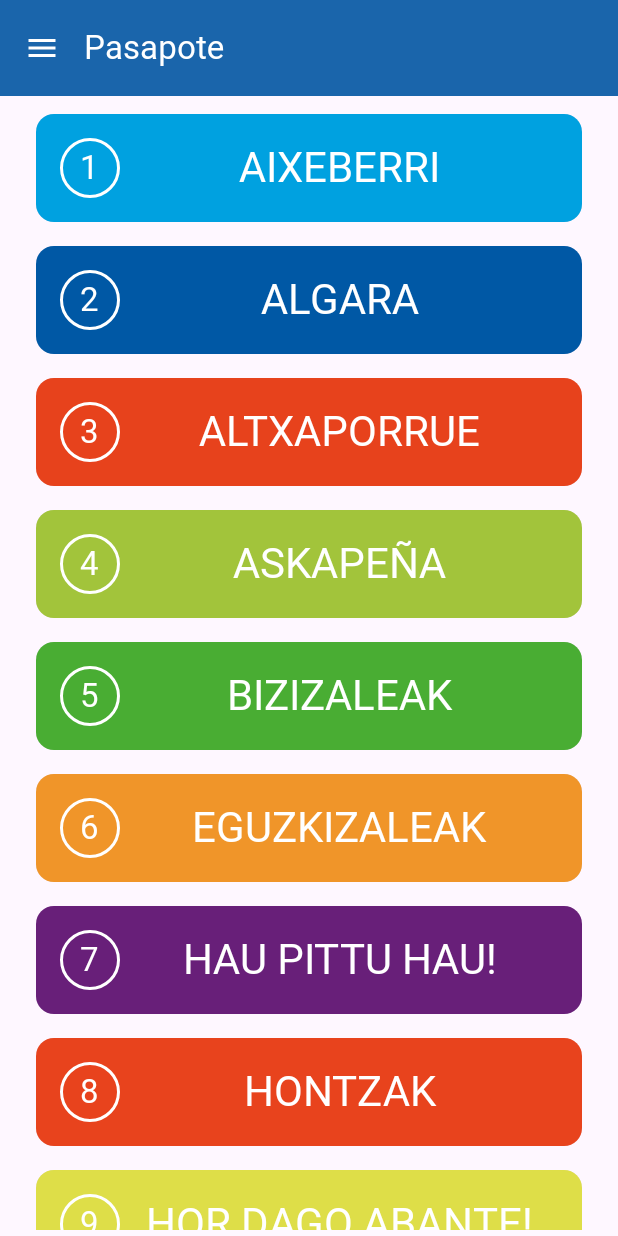
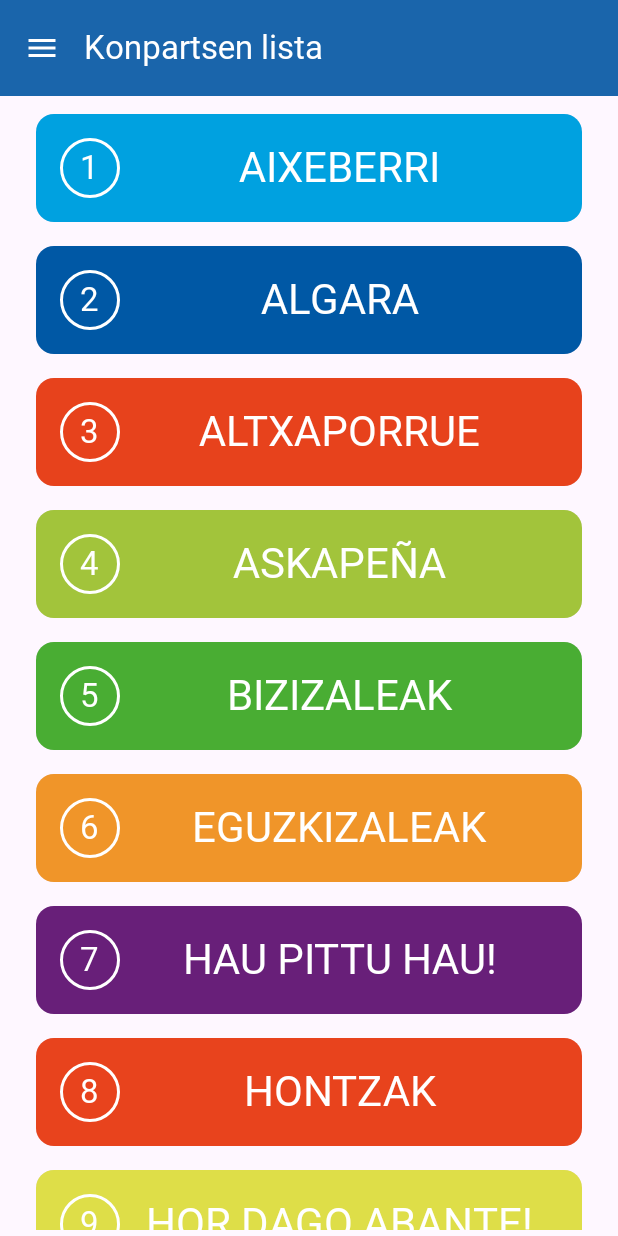
Before and after one commit to anderpri-dev/Pasapote, an Android app built with Jetpack Compose: the KonpartsaListaScreen screen opened through its navigation route, on a phone screen of 412 x 824 dp. Run offline under Robolectric (Android 15) with nearby library versions, the light colour scheme and no system bars; our stand-ins replace Dagger/Hilt's generated code, Room's generated code; pictures from the network do not load; Roboto replaces fonts that are not available here.

Commit message:
Drawerreko titulua aldatzeko, state bat sortu dut eta state hori kudeatzeko viewmodela

```diff
--- a/app/src/main/java/com/anderpri/pasapote/ui/screens/AppDrawer.kt
+++ b/app/src/main/java/com/anderpri/pasapote/ui/screens/AppDrawer.kt
@@ -30,10 +30,7 @@ import androidx.compose.material3.TopAppBarDefaults
 import androidx.compose.material3.rememberDrawerState
 import androidx.compose.runtime.Composable
 import androidx.compose.runtime.getValue
-import androidx.compose.runtime.mutableIntStateOf
 import androidx.compose.runtime.rememberCoroutineScope
-import androidx.compose.runtime.saveable.rememberSaveable
-import androidx.compose.runtime.setValue
 import androidx.compose.ui.Alignment
 import androidx.compose.ui.Modifier
 import androidx.compose.ui.draw.clip
@@ -41,12 +38,15 @@ import androidx.compose.ui.platform.LocalContext
 import androidx.compose.ui.res.painterResource
 import androidx.compose.ui.res.stringResource
 import androidx.compose.ui.unit.dp
+import androidx.hilt.navigation.compose.hiltViewModel
 import androidx.navigation.NavHostController
 import coil3.compose.AsyncImage
 import coil3.request.ImageRequest
 import coil3.request.transformations
 import coil3.transform.RoundedCornersTransformation
 import com.anderpri.pasapote.R
+import com.anderpri.pasapote.ui.state.DrawerTitleState
+import com.anderpri.pasapote.ui.viewmodel.DrawerTitleViewModel
 import kotlinx.coroutines.Job
 import kotlinx.coroutines.launch
 
@@ -54,6 +54,7 @@ import kotlinx.coroutines.launch
 @Composable
 fun AppDrawer(
     navController: NavHostController,
+    drawerTitleState: DrawerTitleState = hiltViewModel<DrawerTitleViewModel>().drawerTitleState,
     content: @Composable (PaddingValues) -> Unit
 ) {
     val drawerState = rememberDrawerState(initialValue = DrawerValue.Closed)
@@ -63,7 +64,7 @@ fun AppDrawer(
         scope.launch { drawerState.close() }
     }
 
-    var titleResId by rememberSaveable { mutableIntStateOf(R.string.app_name) }
+    val titleResId by drawerTitleState.title
 
     ModalNavigationDrawer(
         drawerContent = {
@@ -126,7 +127,6 @@ fun AppDrawer(
                         onClickItem(
                             navController = navController,
                             route = "home",
-                            setTitle = { titleResId = R.string.pasapotea },
                             closeDrawer = { scope.launch { if (drawerState.isOpen) drawerState.close() } }
                         )
                     }
@@ -146,7 +146,6 @@ fun AppDrawer(
                         onClickItem(
                             navController = navController,
                             route = "map",
-                            setTitle = { titleResId = R.string.mapa },
                             closeDrawer = { scope.launch { if (drawerState.isOpen) drawerState.close() } }
                         )
                     }
@@ -162,7 +161,6 @@ fun AppDrawer(
                         onClickItem(
                             navController = navController,
                             route = "list",
-                            setTitle = { titleResId = R.string.konpartsen_lista },
                             closeDrawer = { scope.launch { if (drawerState.isOpen) drawerState.close() } }
                         )
                     }
@@ -182,7 +180,6 @@ fun AppDrawer(
                         onClickItem(
                             navController = navController,
                             route = "settings",
-                            setTitle = { titleResId = R.string.ezarpenak },
                             closeDrawer = { scope.launch { if (drawerState.isOpen) drawerState.close() }}
                         )
                     }
@@ -256,12 +253,11 @@ fun CustomDrawerItem(
     )
 }
 
-fun onClickItem(navController: NavHostController, route: String, setTitle: () -> Unit, closeDrawer: () -> Job) {
+fun onClickItem(navController: NavHostController, route: String, closeDrawer: () -> Job) {
     navController.navigate(route) {
         popUpTo("home") { inclusive = route == "home" }
         launchSingleTop = true
         restoreState = true
     }
-    setTitle()
     closeDrawer()
 }
--- a/app/src/main/java/com/anderpri/pasapote/ui/screens/KonpartsaCarousel.kt
+++ b/app/src/main/java/com/anderpri/pasapote/ui/screens/KonpartsaCarousel.kt
@@ -28,9 +28,11 @@ import androidx.compose.ui.graphics.Color
 import androidx.compose.ui.platform.LocalContext
 import androidx.compose.ui.unit.dp
 import androidx.hilt.navigation.compose.hiltViewModel
+import com.anderpri.pasapote.R
 import com.anderpri.pasapote.domain.model.Konpartsa
 import com.anderpri.pasapote.ui.composables.card.KonpartsaCard
 import com.anderpri.pasapote.ui.theme.AppGreen
+import com.anderpri.pasapote.ui.viewmodel.DrawerTitleViewModel
 import com.anderpri.pasapote.ui.viewmodel.KonpartsaViewModel
 import kotlinx.coroutines.launch
 
@@ -38,10 +40,12 @@ import kotlinx.coroutines.launch
 @Composable
 fun KonpartsaCarousel(
     paddingValues: PaddingValues,
+    drawerTitleViewModel: DrawerTitleViewModel = hiltViewModel(),
     viewModel: KonpartsaViewModel = hiltViewModel()
 ) {
     val context = LocalContext.current
     LaunchedEffect(Unit) {
+        drawerTitleViewModel.updateTitle(R.string.pasapotea)
         viewModel.initKonpartsak(context)
     }
     val konpartsak = viewModel.konpartsak.collectAsState().value
--- a/app/src/main/java/com/anderpri/pasapote/ui/screens/KonpartsaListaScreen.kt
+++ b/app/src/main/java/com/anderpri/pasapote/ui/screens/KonpartsaListaScreen.kt
@@ -7,20 +7,28 @@ import androidx.compose.foundation.layout.padding
 import androidx.compose.foundation.lazy.LazyColumn
 import androidx.compose.foundation.lazy.items
 import androidx.compose.runtime.Composable
+import androidx.compose.runtime.LaunchedEffect
 import androidx.compose.runtime.collectAsState
 import androidx.compose.ui.Modifier
 import androidx.compose.ui.unit.dp
 import androidx.hilt.navigation.compose.hiltViewModel
+import com.anderpri.pasapote.R
 import com.anderpri.pasapote.domain.model.Konpartsa
 import com.anderpri.pasapote.ui.composables.lista.KonpartsaListaCardAnimated
+import com.anderpri.pasapote.ui.viewmodel.DrawerTitleViewModel
 import com.anderpri.pasapote.ui.viewmodel.KonpartsaViewModel
 
 @Composable
 fun KonpartsaListaScreen(
     paddingValues: PaddingValues,
+    drawerTitleViewModel: DrawerTitleViewModel = hiltViewModel(),
     viewModel: KonpartsaViewModel = hiltViewModel()
 ) {
     val konpartsak = viewModel.konpartsak.collectAsState().value
+
+    LaunchedEffect(Unit) {
+        drawerTitleViewModel.updateTitle(R.string.konpartsen_lista)
+    }
 
     Box(
         modifier = Modifier
--- a/app/src/main/java/com/anderpri/pasapote/ui/screens/KonpartsaMapScreen.kt
+++ b/app/src/main/java/com/anderpri/pasapote/ui/screens/KonpartsaMapScreen.kt
@@ -43,14 +43,20 @@ import com.anderpri.pasapote.domain.model.Konpartsa
 import com.anderpri.pasapote.ui.composables.card.KonpartsaCard
 import com.anderpri.pasapote.ui.theme.AppGreen
 import com.anderpri.pasapote.ui.theme.AppRed
+import com.anderpri.pasapote.ui.viewmodel.DrawerTitleViewModel
 import com.anderpri.pasapote.ui.viewmodel.KonpartsaViewModel
 
 @Composable
 fun KonpartsaMapScreen(
     paddingValues: PaddingValues,
+    drawerTitleViewModel: DrawerTitleViewModel = hiltViewModel(),
     viewModel: KonpartsaViewModel = hiltViewModel()
 ) {
     val konpartsak = viewModel.konpartsak.collectAsState().value
+
+    LaunchedEffect(Unit) {
+        drawerTitleViewModel.updateTitle(R.string.mapa)
+    }
 
     var isLoading by remember { mutableStateOf(true) }
     if (isLoading) {
--- /dev/null
+++ b/app/src/main/java/com/anderpri/pasapote/ui/state/DrawerTitleState.kt
@@ -0,0 +1,15 @@
+package com.anderpri.pasapote.ui.state
+
+import androidx.compose.runtime.mutableIntStateOf
+import com.anderpri.pasapote.R
+import javax.inject.Inject
+import javax.inject.Singleton
+
+@Singleton
+class DrawerTitleState @Inject constructor() {
+    val title = mutableIntStateOf(R.string.app_name)
+
+    fun updateTitle(newTitleResId: Int) {
+        title.intValue = newTitleResId
+    }
+}
--- /dev/null
+++ b/app/src/main/java/com/anderpri/pasapote/ui/viewmodel/DrawerTitleViewModel.kt
@@ -0,0 +1,16 @@
+package com.anderpri.pasapote.ui.viewmodel
+
+import androidx.lifecycle.ViewModel
+import com.anderpri.pasapote.ui.state.DrawerTitleState
+import dagger.hilt.android.lifecycle.HiltViewModel
+import javax.inject.Inject
+
+@HiltViewModel
+class DrawerTitleViewModel @Inject constructor(
+    val drawerTitleState: DrawerTitleState
+) : ViewModel() {
+
+    fun updateTitle(newTitleResId: Int) {
+        drawerTitleState.updateTitle(newTitleResId)
+    }
+}
```
Also changed, not shown: app/src/main/java/com/anderpri/pasapote/ui/screens/SettingsScreen.kt (+7 -0 lines).
